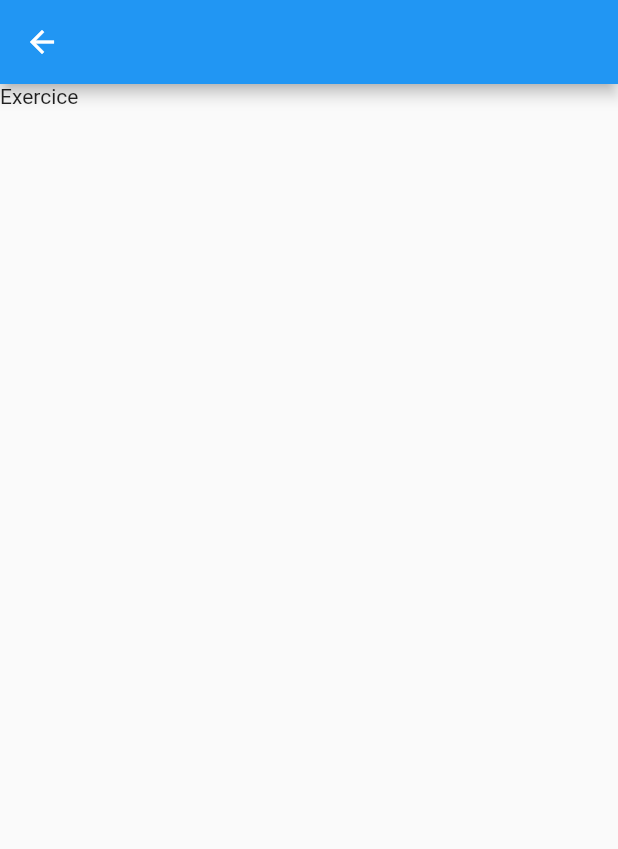
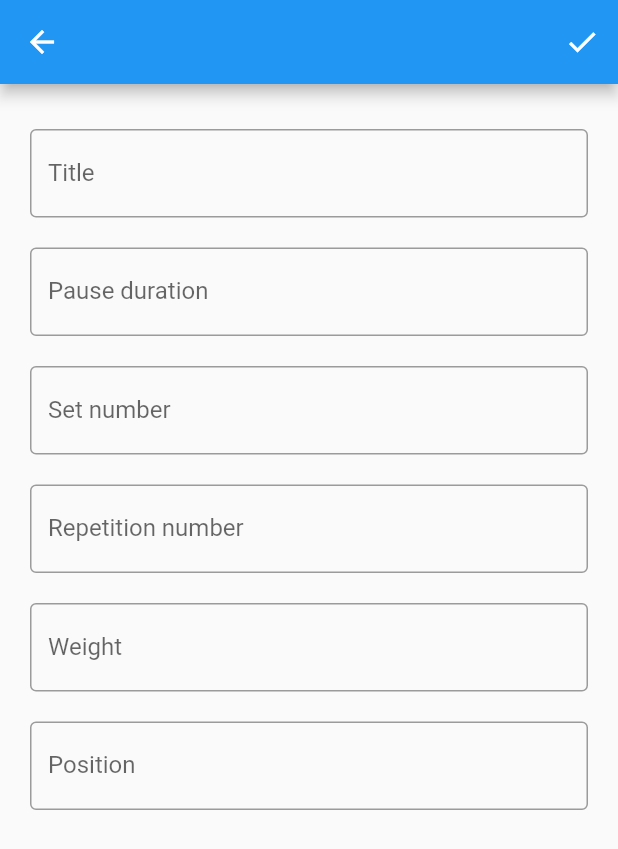
Before and after one commit to Fasteel/muscuapp, a Flutter app: the ExerciceScreen screen opened directly, on a phone screen of 412 x 824 dp. Shown: the top 849 px of the screen. Run offline on Flutter 3.47's test engine with Material 2 defaults, Android fonts, the phone set to English and light mode, and no system bars; our stand-ins replace fluttertoast.

Commit message:
:lipstick: Create exercice form

```diff
--- a/frontend/lib/screens/exercice_screen.dart
+++ b/frontend/lib/screens/exercice_screen.dart
@@ -9,11 +9,124 @@ class ExerciceScreen extends StatefulWidget {
 }
 
 class _ExerciceScreenState extends State<ExerciceScreen> {
+  final GlobalKey<FormState> _formKey = GlobalKey<FormState>();
+  final titleController = TextEditingController();
+  final pauseDurationController = TextEditingController();
+  final setNumberController = TextEditingController();
+  final repetitionNumberController = TextEditingController();
+  final setWeightController = TextEditingController();
+  final positionController = TextEditingController();
+
   @override
   Widget build(BuildContext context) {
     return Scaffold(
-        appBar: AppBar(),
-        body: const Text("Exercice")); // TODO Create exercice form
-    // TODO Send the form to the backend
+        appBar: AppBar(
+          actions: [
+            IconButton(
+              icon: const Icon(Icons.check),
+              onPressed: () async {
+                // TODO Send the form to the backend
+              },
+            )
+          ],
+        ),
+        body: Container(
+          padding: const EdgeInsets.all(20.0),
+          child: Form(
+              key: _formKey,
+              child: Column(
+                children: <Widget>[
+                  const SizedBox(height: 10),
+                  TextFormField(
+                    controller: titleController,
+                    validator: (value) {
+                      if (value!.isEmpty) {
+                        return "Title cannot be blank";
+                      }
+                      return null;
+                    },
+                    decoration: const InputDecoration(
+                      border: OutlineInputBorder(),
+                      labelText: 'Title',
+                    ),
+                  ),
+                  const SizedBox(height: 20),
+                  TextFormField(
+                    controller: pauseDurationController,
+                    keyboardType: TextInputType.number,
+                    validator: (value) {
+                      if (value!.isEmpty) {
+                        return "Pause duration cannot be blank";
+                      }
+                      return null;
+                    },
+                    decoration: const InputDecoration(
+                      border: OutlineInputBorder(),
+                      labelText: 'Pause duration',
+                    ),
+                  ),
+                  const SizedBox(height: 20),
+                  TextFormField(
+                    controller: setNumberController,
+                    keyboardType: TextInputType.number,
+                    validator: (value) {
+                      if (value!.isEmpty) {
+                        return "Set number cannot be blank";
+                      }
+                      return null;
+                    },
+                    decoration: const InputDecoration(
+                      border: OutlineInputBorder(),
+                      labelText: 'Set number',
+                    ),
+                  ),
+                  const SizedBox(height: 20),
+                  TextFormField(
+                    controller: repetitionNumberController,
+                    keyboardType: TextInputType.number,
+                    validator: (value) {
+                      if (value!.isEmpty) {
+                        return "Repetition number cannot be blank";
+                      }
+                      return null;
+                    },
+                    decoration: const InputDecoration(
+                      border: OutlineInputBorder(),
+                      labelText: 'Repetition number',
+                    ),
+                  ),
+                  const SizedBox(height: 20),
+                  TextFormField(
+                    controller: setWeightController,
+                    keyboardType: TextInputType.number,
+                    validator: (value) {
+                      if (value!.isEmpty) {
+                        return "Weight cannot be blank";
+                      }
+                      return null;
+                    },
+                    decoration: const InputDecoration(
+                      border: OutlineInputBorder(),
+                      labelText: 'Weight',
+                    ),
+                  ),
+                  const SizedBox(height: 20),
+                  TextFormField(
+                    controller: positionController,
+                    keyboardType: TextInputType.number,
+                    validator: (value) {
+                      if (value!.isEmpty) {
+                        return "Position cannot be blank";
+                      }
+                      return null;
+                    },
+                    decoration: const InputDecoration(
+                      border: OutlineInputBorder(),
+                      labelText: 'Position',
+                    ),
+                  ),
+                ],
+              )),
+        ));
   }
 }
```
